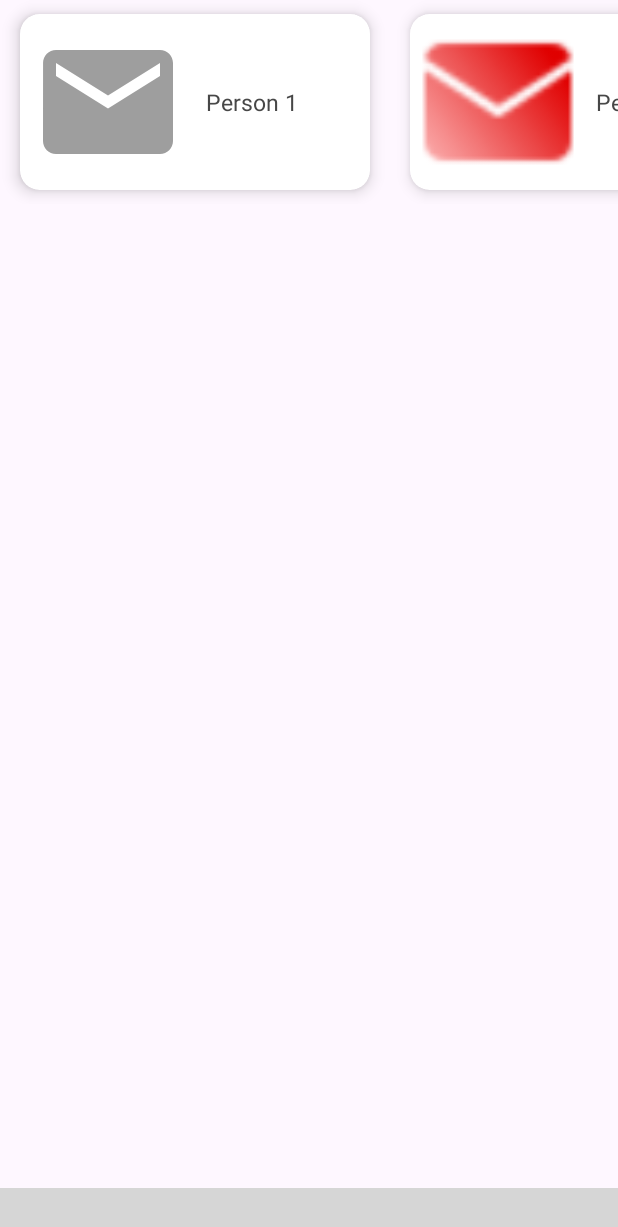
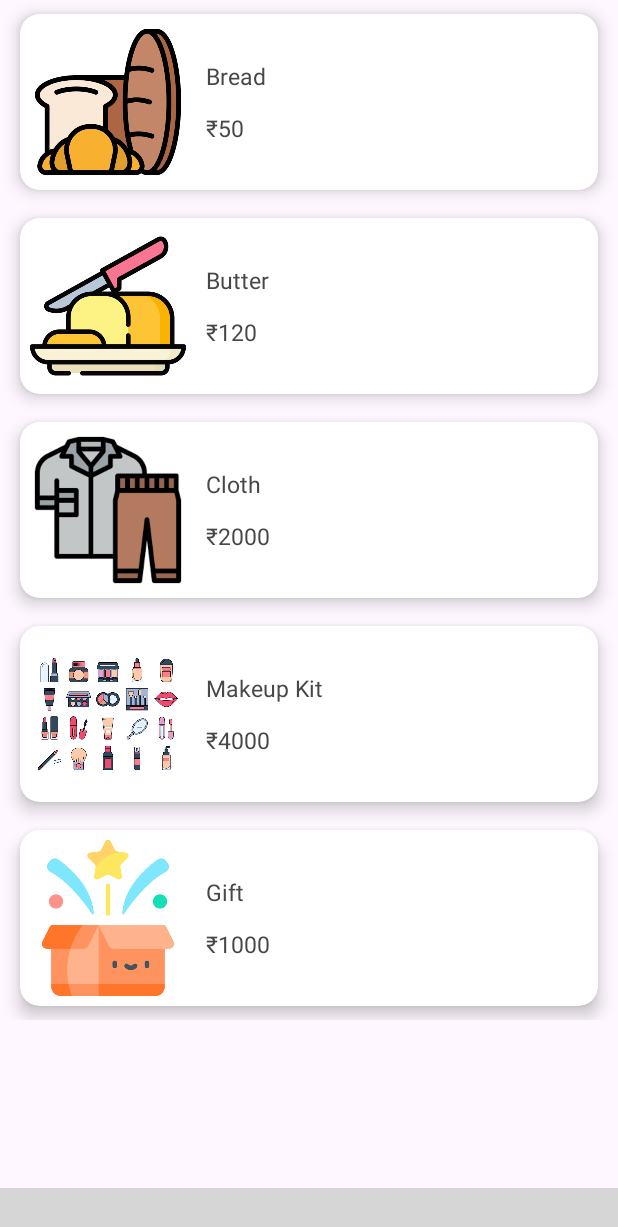
Before and after one commit to sahetu/Internship_45d_Batch2, an Android app: the HomeFragment screen opened directly, with no data from a screen before it, on a phone screen of 412 x 824 dp. Shown: the top 1227 px of the screen. Run offline under Robolectric (Android 15) with nearby library versions, the phone set to English and light mode, and no system bars; our stand-ins replace sdp/ssp sizes; libraries missing offline, so code that uses them is left out: com.etebarian.meowbottomnavigation; plain views replace MeowBottomNavigation; Roboto replaces fonts that are not available here; 7 statements that could not run were skipped; grey boxes are pictures that could not be loaded.

Commit message:
10th Aug Updated Code

```diff
--- a/app/src/main/AndroidManifest.xml
+++ b/app/src/main/AndroidManifest.xml
@@ -14,6 +14,9 @@
         android:supportsRtl="true"
         android:theme="@style/Theme.Internship45dBatch2"
         tools:targetApi="31">
+        <activity
+            android:name=".ProductDetailActivity"
+            android:exported="false" />
         <activity
             android:name=".DashboardActivity"
             android:exported="false" />
@@ -34,7 +37,7 @@
             android:exported="false" />
         <activity
             android:name=".MainActivity"
-            android:exported="true"></activity>
+            android:exported="true" />
 
         <meta-data
             android:name="preloaded_fonts"
--- a/app/src/main/java/internship/batch2/HomeFragment.java
+++ b/app/src/main/java/internship/batch2/HomeFragment.java
@@ -17,8 +17,18 @@ public class HomeFragment extends Fragment {
 
     RecyclerView recyclerView;
 
-    String[] nameArray = {"Person 1","Person 2","Person 3","Person 4","Person 5","Person 6","Person 7","Person 8"};
-    int[] imageArray = {R.drawable.email,R.drawable.email_batch2,R.drawable.ic_home,R.drawable.ic_profile,R.drawable.offer,R.drawable.password,R.drawable.smiley_new,R.drawable.email_batch2};
+    String[] nameArray = {"Bread","Butter","Cloth","Makeup Kit","Gift"};
+    String[] priceArray = {"50","120","2000","4000","1000"};
+    int[] imageArray = {R.drawable.bread,R.drawable.butter,R.drawable.cloth,R.drawable.makup_kit,R.drawable.upcoming_load};
+
+    String[] descArray = {
+            "Bread, baked food product made of flour or meal that is moistened, kneaded, and sometimes fermented. A major food since prehistoric times, it has been made in various forms using a variety of ingredients and methods throughout the world.",
+            "Butter, a yellow-to-white solid emulsion of fat globules, water, and inorganic salts produced by churning the cream from cows' milk. Butter has long been used as a spread and as a cooking fat. It is an important edible fat in northern Europe, North America, and other places where cattle are the primary dairy animals.",
+            "Piece of cloth - a separate part consisting of fabric. piece of material. bib - top part of an apron; covering the chest. chamois cloth - a piece of chamois used for washing windows or cars. dishcloth, dishrag - a cloth for washing dishes.",
+            "What does a makeup kit consist of? Ideally, a complete makeup kit consists of a moisturizer, skin tint (like foundation or tinted primer), concealer, lip product, bronzer, blush, and mascara.",
+            "Hold out your hands and close your eyes! I hope this small gift will make your birthday even more joyful and brighter!\n" +
+                    "Best wishes! I have something special for you on this special day, and I hope you like it. Enjoy this gift!"
+    };
 
     public HomeFragment() {
         // Required empty public constructor
@@ -33,17 +43,17 @@ public class HomeFragment extends Fragment {
         recyclerView = view.findViewById(R.id.home_recyclerview);
 
         //Display Data In List
-        //recyclerView.setLayoutManager(new LinearLayoutManager(getActivity()));
+        recyclerView.setLayoutManager(new LinearLayoutManager(getActivity()));
 
         //Display Data In Grid
         //recyclerView.setLayoutManager(new StaggeredGridLayoutManager(2,StaggeredGridLayoutManager.VERTICAL));
 
         //Display Data In Horizontal
-        recyclerView.setLayoutManager(new StaggeredGridLayoutManager(1,StaggeredGridLayoutManager.HORIZONTAL));
+        //recyclerView.setLayoutManager(new StaggeredGridLayoutManager(1,StaggeredGridLayoutManager.HORIZONTAL));
 
         recyclerView.setItemAnimator(new DefaultItemAnimator());
 
-        ProductAdapter adapter = new ProductAdapter(getActivity(),nameArray,imageArray);
+        ProductAdapter adapter = new ProductAdapter(getActivity(),nameArray,imageArray,priceArray,descArray);
         recyclerView.setAdapter(adapter);
 
         return view;
--- a/app/src/main/java/internship/batch2/ProductAdapter.java
+++ b/app/src/main/java/internship/batch2/ProductAdapter.java
@@ -1,6 +1,7 @@
 package internship.batch2;
 
 import android.content.Context;
+import android.content.SharedPreferences;
 import android.view.LayoutInflater;
 import android.view.View;
 import android.view.ViewGroup;
@@ -8,7 +9,6 @@ import android.widget.ImageView;
 import android.widget.TextView;
 
 import androidx.annotation.NonNull;
-import androidx.fragment.app.FragmentActivity;
 import androidx.recyclerview.widget.RecyclerView;
 
 public class ProductAdapter extends RecyclerView.Adapter<ProductAdapter.MyHolder> {
@@ -16,11 +16,18 @@ public class ProductAdapter extends RecyclerView.Adapter<ProductAdapter.MyHolder
     Context context;
     String[] nameArray;
     int[] imageArray;
+    String[] priceArray;
+    String[] descArray;
 
-    public ProductAdapter(Context context, String[] nameArray, int[] imageArray) {
+    SharedPreferences sp;
+
+    public ProductAdapter(Context context, String[] nameArray, int[] imageArray, String[] priceArray, String[] descArray) {
         this.context = context;
         this.nameArray = nameArray;
         this.imageArray = imageArray;
+        this.priceArray = priceArray;
+        this.descArray = descArray;
+        sp = context.getSharedPreferences(ConstantSp.PREF,Context.MODE_PRIVATE);
     }
 
     @NonNull
@@ -32,13 +39,14 @@ public class ProductAdapter extends RecyclerView.Adapter<ProductAdapter.MyHolder
 
     public class MyHolder extends RecyclerView.ViewHolder {
 
-        TextView name;
+        TextView name,price;
         ImageView image;
 
         public MyHolder(@NonNull View itemView) {
             super(itemView);
             name = itemView.findViewById(R.id.custom_product_name);
             image = itemView.findViewById(R.id.custom_product_image);
+            price = itemView.findViewById(R.id.custom_product_price);
         }
     }
 
@@ -46,6 +54,27 @@ public class ProductAdapter extends RecyclerView.Adapter<ProductAdapter.MyHolder
     public void onBindViewHolder(@NonNull MyHolder holder, int position) {
         holder.image.setImageResource(imageArray[position]);
         holder.name.setText(nameArray[position]);
+
+        holder.price.setText(ConstantSp.PRICE_SYMBOL+priceArray[position]);
+
+        /*holder.image.setOnClickListener(new View.OnClickListener() {
+            @Override
+            public void onClick(View view) {
+                new CommonMethod(context,"Image Clicked : "+position);
+            }
+        });*/
+
+        holder.itemView.setOnClickListener(new View.OnClickListener() {
+            @Override
+            public void onClick(View view) {
+                sp.edit().putString(ConstantSp.PRODUCT_NAME,nameArray[position]).commit();
+                sp.edit().putInt(ConstantSp.PRODUCT_IMAGE,imageArray[position]).commit();
+                sp.edit().putString(ConstantSp.PRODUCT_PRICE,priceArray[position]).commit();
+                sp.edit().putString(ConstantSp.PRODUCT_DESCRIPTION,descArray[position]).commit();
+                new CommonMethod(context, ProductDetailActivity.class);
+            }
+        });
+
     }
 
     @Override
--- a/app/src/main/res/layout/custom_product.xml
+++ b/app/src/main/res/layout/custom_product.xml
@@ -1,12 +1,12 @@
 <?xml version="1.0" encoding="utf-8"?>
 <androidx.cardview.widget.CardView xmlns:android="http://schemas.android.com/apk/res/android"
-    android:layout_width="@dimen/_200sdp"
+    xmlns:app="http://schemas.android.com/apk/res-auto"
+    android:layout_width="match_parent"
     android:layout_height="wrap_content"
-    xmlns:app="http://schemas.android.com/apk/res-auto"
+    android:layout_marginHorizontal="@dimen/_10sdp"
+    android:layout_marginVertical="@dimen/_7sdp"
     app:cardCornerRadius="@dimen/_10sdp"
-    app:cardElevation="@dimen/_5sdp"
-    android:layout_marginHorizontal="@dimen/_10sdp"
-    android:layout_marginVertical="@dimen/_7sdp">
+    app:cardElevation="@dimen/_5sdp">
 
     <LinearLayout
         android:layout_width="match_parent"
@@ -19,13 +19,27 @@
             android:layout_width="@dimen/_80sdp"
             android:layout_height="@dimen/_80sdp" />
 
-        <TextView
-            android:id="@+id/custom_product_name"
-            style="@style/text_12_black1"
+        <LinearLayout
+            android:layout_gravity="center"
+            android:layout_marginLeft="@dimen/_10sdp"
             android:layout_width="match_parent"
             android:layout_height="wrap_content"
-            android:layout_gravity="center"
-            android:layout_marginLeft="@dimen/_10sdp" />
+            android:orientation="vertical">
+
+            <TextView
+                android:id="@+id/custom_product_name"
+                style="@style/text_12_black1"
+                android:layout_width="match_parent"
+                android:layout_height="wrap_content" />
+
+            <TextView
+                android:id="@+id/custom_product_price"
+                style="@style/text_12_black1"
+                android:layout_width="match_parent"
+                android:layout_height="wrap_content"
+                android:layout_marginTop="@dimen/_10sdp" />
+
+        </LinearLayout>
 
     </LinearLayout>
 
```
Also changed, not shown: app/src/main/java/internship/batch2/ConstantSp.java (+8 -0 lines), app/src/main/java/internship/batch2/ProductDetailActivity.java (added, +34 -0 lines), app/src/main/res/layout/activity_product_detail.xml (added, +43 -0 lines), app/src/main/res/drawable/bread.png (added), app/src/main/res/drawable/butter.png (added), app/src/main/res/drawable/cloth.png (added), app/src/main/res/drawable/makup_kit.png (added), app/src/main/res/drawable/upcoming_load.png (added).
